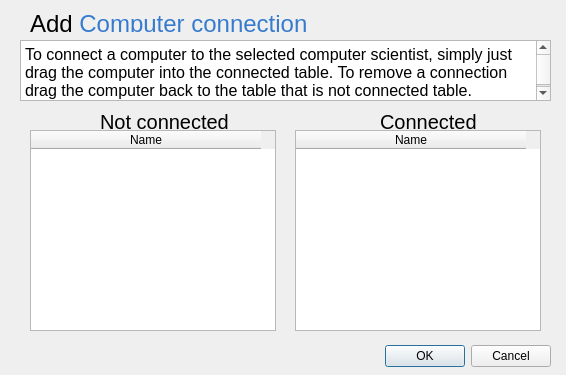
Above: ui/scientistconnectdialog.ui from VLN-H7/Skil3 before the change. Below: the same form after it.
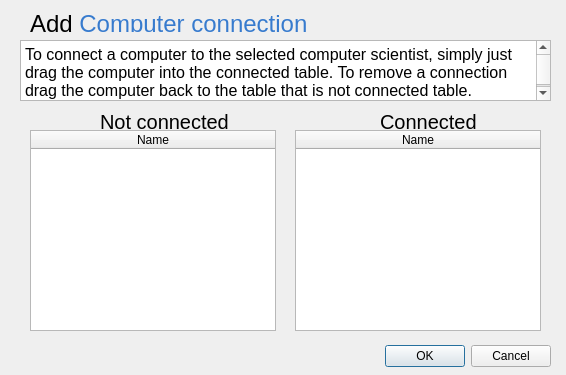
That is the form after the change. Custom widgets are drawn as their Qt base class.

Diff of the .ui file:
```diff
--- a/ui/scientistconnectdialog.ui
+++ b/ui/scientistconnectdialog.ui
@@ -59,12 +59,9 @@
       <property name="selectionBehavior">
        <enum>QAbstractItemView::SelectRows</enum>
       </property>
-      <attribute name="horizontalHeaderCascadingSectionResizes">
+      <attribute name="horizontalHeaderStretchLastSection">
        <bool>true</bool>
       </attribute>
-      <attribute name="horizontalHeaderDefaultSectionSize">
-       <number>230</number>
-      </attribute>
       <column>
        <property name="text">
         <string>Name</string>
@@ -102,21 +99,12 @@
       <property name="selectionBehavior">
        <enum>QAbstractItemView::SelectRows</enum>
       </property>
-      <property name="rowCount">
-       <number>0</number>
-      </property>
       <property name="columnCount">
        <number>1</number>
       </property>
-      <attribute name="horizontalHeaderDefaultSectionSize">
-       <number>230</number>
-      </attribute>
-      <attribute name="verticalHeaderCascadingSectionResizes">
+      <attribute name="horizontalHeaderStretchLastSection">
        <bool>true</bool>
       </attribute>
-      <attribute name="verticalHeaderStretchLastSection">
-       <bool>false</bool>
-      </attribute>
       <column>
        <property name="text">
         <string>Name</string>
```
